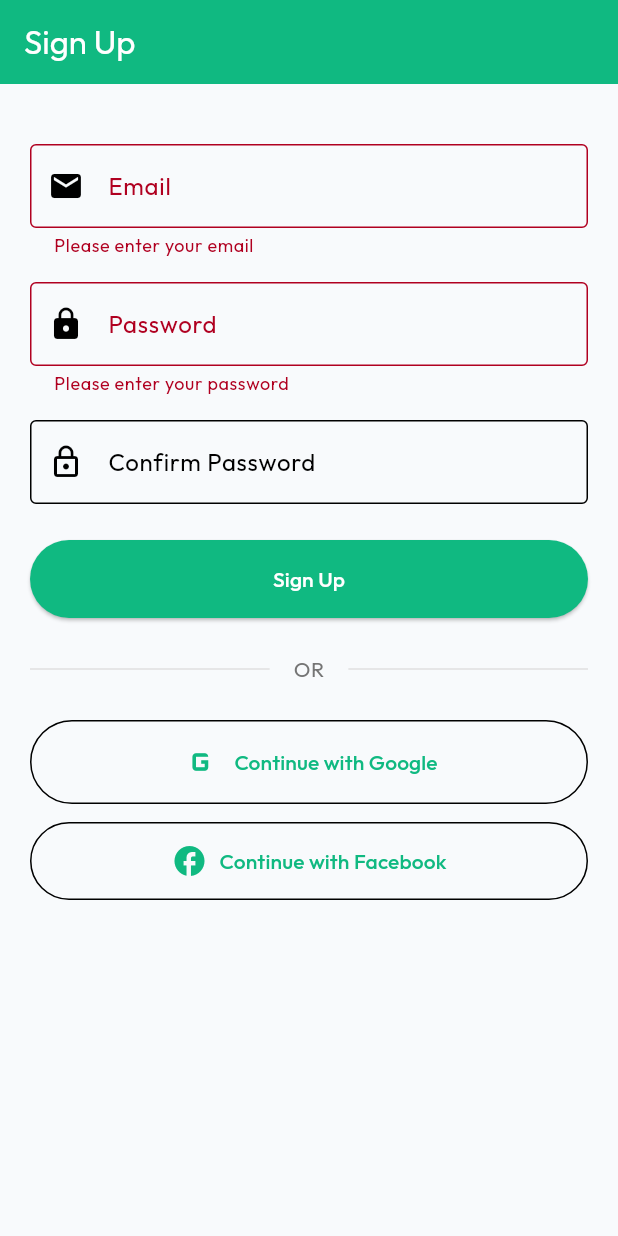
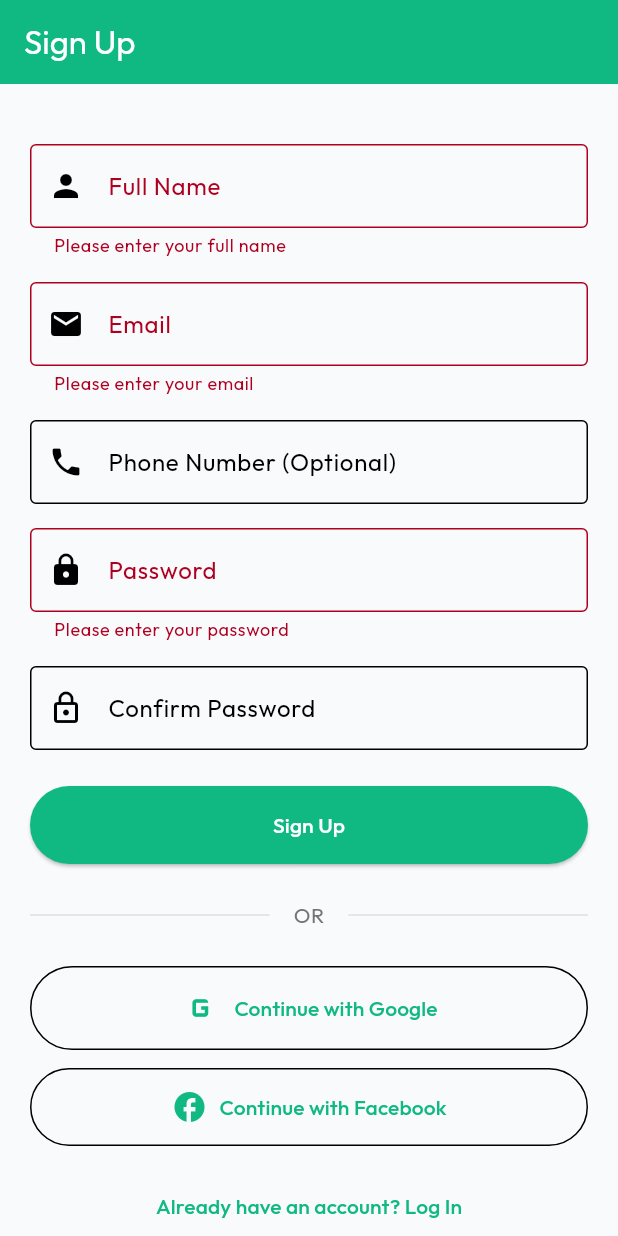
Before and after one commit to Muhammadd-01/Islamic_App, a Flutter app: the SignUpScreen screen opened by its route, after a tap on "Sign Up", on a phone screen of 412 x 824 dp. Run offline on Flutter 3.47's test engine with Material 3 defaults, Android fonts, the light colour scheme and no system bars; our stand-ins replace cloud_firestore, firebase_auth, firebase_core, firebase_storage, flutter_animate, flutter_riverpod and 9 more; missing offline and left inert: flutter_facebook_auth; accounts and stored records are empty; network calls fail.

Commit message:
Islamic App

```diff
--- a/lib/presentation/auth/signup_screen.dart
+++ b/lib/presentation/auth/signup_screen.dart
@@ -14,14 +14,18 @@ class SignUpScreen extends ConsumerStatefulWidget {
 
 class _SignUpScreenState extends ConsumerState<SignUpScreen> {
   final _formKey = GlobalKey<FormState>();
+  final _nameController = TextEditingController();
   final _emailController = TextEditingController();
+  final _phoneController = TextEditingController();
   final _passwordController = TextEditingController();
   final _confirmPasswordController = TextEditingController();
   bool _isLoading = false;
 
   @override
   void dispose() {
+    _nameController.dispose();
     _emailController.dispose();
+    _phoneController.dispose();
     _passwordController.dispose();
     _confirmPasswordController.dispose();
     super.dispose();
@@ -31,13 +35,27 @@ class _SignUpScreenState extends ConsumerState<SignUpScreen> {
     if (_formKey.currentState!.validate()) {
       setState(() => _isLoading = true);
       try {
-        await ref
-            .read(authRepositoryProvider)
-            .signUpWithEmailAndPassword(
-              _emailController.text,
-              _passwordController.text,
-            );
-        if (mounted) context.go('/');
+        final authRepo =
+            ref.read(authRepositoryProvider) as FirebaseAuthRepository;
+        await authRepo.signUpWithEmailAndPassword(
+          _emailController.text.trim(),
+          _passwordController.text,
+          fullName: _nameController.text.trim(),
+          phone: _phoneController.text.trim().isEmpty
+              ? null
+              : _phoneController.text.trim(),
+        );
+
+        if (mounted) {
+          // Auto-redirect to login
+          context.go('/login');
+          ScaffoldMessenger.of(context).showSnackBar(
+            const SnackBar(
+              content: Text('Account created! Please log in.'),
+              backgroundColor: Colors.green,
+            ),
+          );
+        }
       } catch (e) {
         if (mounted) {
           ScaffoldMessenger.of(
@@ -98,6 +116,23 @@ class _SignUpScreenState extends ConsumerState<SignUpScreen> {
             mainAxisAlignment: MainAxisAlignment.center,
             children: [
               const SizedBox(height: 20),
+              // Full Name Field
+              TextFormField(
+                controller: _nameController,
+                decoration: const InputDecoration(
+                  labelText: 'Full Name',
+                  prefixIcon: Icon(Icons.person),
+                  border: OutlineInputBorder(),
+                ),
+                validator: (value) {
+                  if (value == null || value.trim().isEmpty) {
+                    return 'Please enter your full name';
+                  }
+                  return null;
+                },
+              ),
+              const SizedBox(height: 16),
+              // Email Field
               TextFormField(
                 controller: _emailController,
                 decoration: const InputDecoration(
@@ -105,14 +140,30 @@ class _SignUpScreenState extends ConsumerState<SignUpScreen> {
                   prefixIcon: Icon(Icons.email),
                   border: OutlineInputBorder(),
                 ),
+                keyboardType: TextInputType.emailAddress,
                 validator: (value) {
                   if (value == null || value.isEmpty) {
                     return 'Please enter your email';
+                  }
+                  if (!value.contains('@')) {
+                    return 'Please enter a valid email';
                   }
                   return null;
                 },
               ),
               const SizedBox(height: 16),
+              // Phone Field (Optional)
+              TextFormField(
+                controller: _phoneController,
+                decoration: const InputDecoration(
+                  labelText: 'Phone Number (Optional)',
+                  prefixIcon: Icon(Icons.phone),
+                  border: OutlineInputBorder(),
+                ),
+                keyboardType: TextInputType.phone,
+              ),
+              const SizedBox(height: 16),
+              // Password Field
               TextFormField(
                 controller: _passwordController,
                 decoration: const InputDecoration(
@@ -132,6 +183,7 @@ class _SignUpScreenState extends ConsumerState<SignUpScreen> {
                 },
               ),
               const SizedBox(height: 16),
+              // Confirm Password Field
               TextFormField(
                 controller: _confirmPasswordController,
                 decoration: const InputDecoration(
@@ -203,6 +255,11 @@ class _SignUpScreenState extends ConsumerState<SignUpScreen> {
                   minimumSize: const Size(double.infinity, 50),
                 ),
               ),
+              const SizedBox(height: 16),
+              TextButton(
+                onPressed: () => context.go('/login'),
+                child: const Text('Already have an account? Log In'),
+              ),
             ],
           ),
         ),
--- a/lib/presentation/profile/edit_profile_screen.dart
+++ b/lib/presentation/profile/edit_profile_screen.dart
@@ -65,7 +65,7 @@ class _EditProfileScreenState extends ConsumerState<EditProfileScreen> {
         displayName: _nameController.text,
         bio: _bioController.text,
         location: _locationController.text,
-        photoURL: photoURL,
+        imageUrl: photoURL,
       );
 
       if (mounted) {
--- a/pubspec.yaml
+++ b/pubspec.yaml
@@ -52,6 +52,9 @@ dependencies:
   google_sign_in: ^6.2.2
   flutter_facebook_auth: ^6.0.4
   image_picker: ^1.1.2
+  supabase_flutter: ^2.3.4
+  geolocator: ^11.0.0
+  permission_handler: ^11.3.0
 
 dev_dependencies:
   flutter_test:
```
Also changed, not shown: lib/data/repositories/auth_repository_impl.dart (+9 -3 lines), lib/data/repositories/user_repository.dart (+34 -11 lines), lib/data/services/location_service.dart (added, +75 -0 lines), lib/data/services/supabase_service.dart (added, +91 -0 lines), lib/domain/repositories/auth_repository.dart (+6 -1 lines), lib/presentation/auth/login_screen.dart (+45 -1 lines), lib/presentation/widgets/glassmorphism_alert.dart (added, +134 -0 lines), pubspec.lock, 6 other files.
